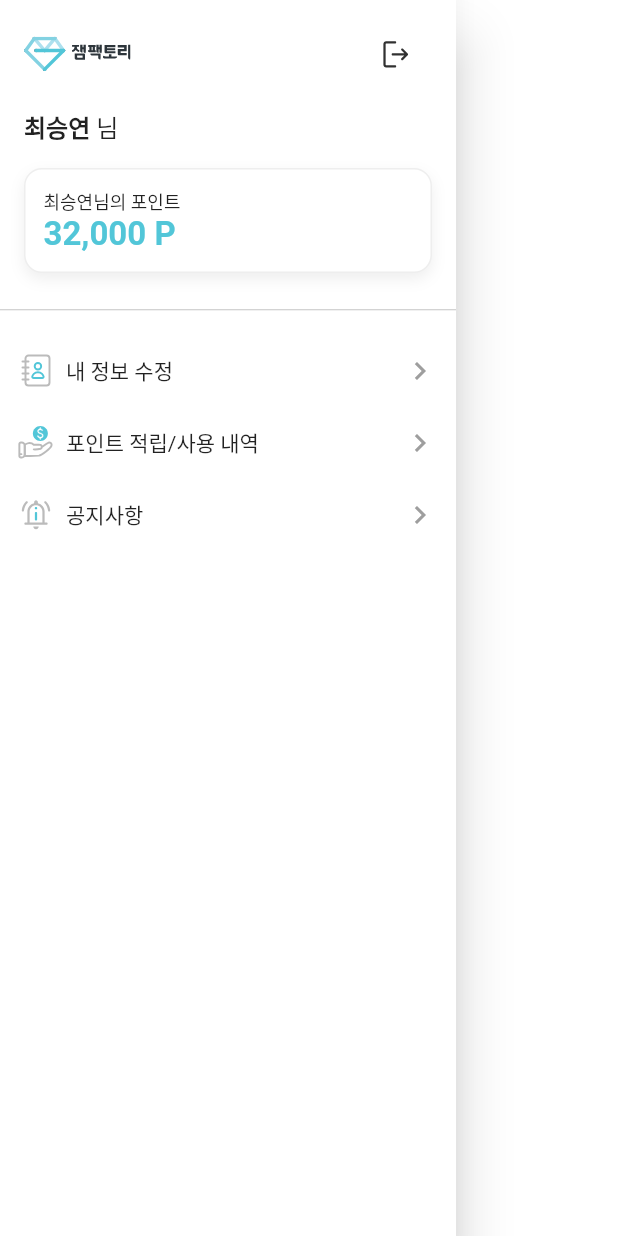
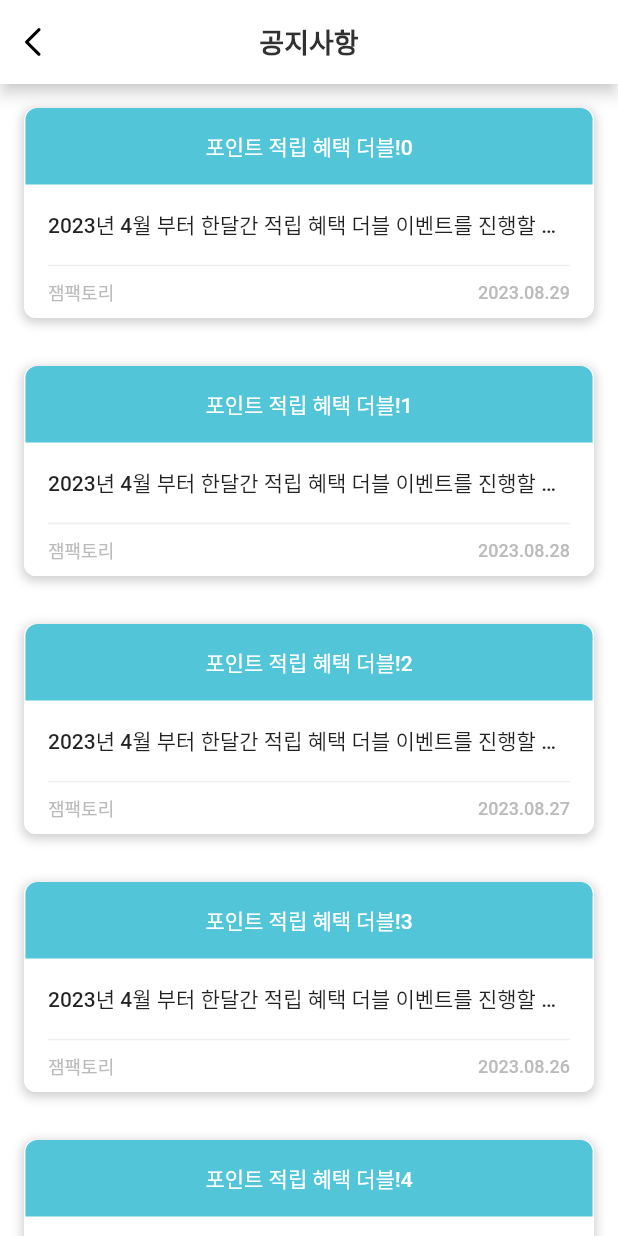
Before and after one commit to Eden0622/gemirawn_tutorial, a Flutter app: the DrawerMenu widget shown alone on an empty page, opened directly, after a tap on "공지사항", on a phone screen of 412 x 824 dp. Run offline on Flutter 3.47's test engine with Material 2 defaults, Android fonts, the phone set to English and light mode, and no system bars; our stand-ins replace easy_rich_text, flutter_native_splash, flutter_svg; missing offline and left inert: kpostal; Roboto replaces fonts that are missing (Pretendard).

Commit message:
8/29 commit

```diff
--- /dev/null
+++ b/lib/board/board.dart
@@ -0,0 +1,61 @@
+import 'package:flutter/material.dart';
+import 'package:flutter_svg/svg.dart';
+import 'package:gemirawn_tutorial/board/board_list.dart';
+import 'package:gemirawn_tutorial/data/models/notice.dart';
+
+import '../config/constants.dart';
+import '../home/home.dart';
+
+class Board extends StatefulWidget {
+  const Board({super.key});
+
+  List<Notice> get boardList => noticeList;
+
+  @override
+  State<Board> createState() => _BoardState();
+}
+
+class _BoardState extends State<Board> {
+  @override
+  void initState() {
+    super.initState();
+    for (int i = 0; i < noticeList.length; i++) {
+      final Notice notice = noticeList[i];
+      const SizedBox(height: 16);
+      /*if(i % 2 == 0) {
+
+      } else if(i % 2 == 1) {
+
+      }*/
+    }
+  }
+
+  @override
+  Widget build(BuildContext context) {
+    return Scaffold(
+        appBar: AppBar(
+          title: const Text('공지사항', style: TextStyle(color: blackColor, fontSize: 18, fontWeight: FontWeight.w700)),
+          centerTitle: true,
+          leading: IconButton(
+            icon: SvgPicture.asset('assets/icon/appbar_prev_icon.svg'),
+            color: blackColor,
+            onPressed: () {
+              Navigator.push(context, MaterialPageRoute(builder: (context) => const Home()));
+            },
+          ),
+        ),
+        body: Column(
+          children: [
+            Expanded(
+              child: ListView.builder(
+                  itemCount: noticeList.length,
+                  itemBuilder: (context, index) {
+                    return BoardList(
+                      notice: noticeList[index],
+                    );
+                  }),
+            ),
+          ],
+        ));
+  }
+}
--- /dev/null
+++ b/lib/board/board_list.dart
@@ -0,0 +1,87 @@
+import 'package:flutter/material.dart';
+import 'package:gemirawn_tutorial/board/board_view.dart';
+import 'package:gemirawn_tutorial/config/constants.dart';
+import 'package:intl/intl.dart';
+
+import '../data/models/notice.dart';
+
+class BoardList extends StatelessWidget {
+  const BoardList({super.key, required this.notice});
+
+  final Notice notice;
+
+  @override
+  Widget build(BuildContext context) {
+    return Padding(
+      padding: const EdgeInsets.all(16.0),
+      child: GestureDetector(
+        onTap: (){
+          Navigator.push(context, MaterialPageRoute(builder: (context) => const BoardView()));
+        },
+        child: Container(
+          decoration: ShapeDecoration(
+            color: Colors.white,
+            shape: RoundedRectangleBorder(borderRadius: BorderRadius.circular(8)),
+            shadows: [
+              BoxShadow(
+                color: const Color(0x26121212).withOpacity(0.2),
+                blurRadius: 5,
+                offset: const Offset(0, 2),
+                spreadRadius: 1,
+              )
+            ],
+          ),
+          child: Column(
+            children: [
+              Container(
+                padding: const EdgeInsets.symmetric(horizontal: 120, vertical: 15),
+                decoration: const BoxDecoration(
+                  color: primaryColor,
+                  borderRadius: BorderRadius.only(
+                    topLeft: Radius.circular(8),
+                    topRight: Radius.circular(8)
+                  )
+                ),
+                child: Text('${notice.notice_title}',
+                  style: const TextStyle( fontSize: 14, fontWeight: FontWeight.w500, color: Colors.white),),
+                //decoration: ,
+              ),
+              Container(
+                padding: const EdgeInsets.all(16),
+                child: Text('${notice.notice_content}',
+                  overflow: TextOverflow.ellipsis,
+                  style: const TextStyle(fontSize: 14, fontWeight: FontWeight.w500),),
+              ),
+              const Divider(height: 2, indent: 16, endIndent: 16, color: Color(0xFFefefef),thickness: 1,),
+              Container(
+                padding: const EdgeInsets.symmetric(horizontal: 16, vertical: 8),
+                decoration: const BoxDecoration(
+                    color: Colors.white,
+                    borderRadius: BorderRadius.only(
+                        bottomLeft: Radius.circular(8),
+                        bottomRight: Radius.circular(8)
+                    )
+                ),
+                child: Row(
+                  mainAxisAlignment: MainAxisAlignment.spaceBetween,
+                  children: [
+                    Text('${notice.store}',
+                      style: const TextStyle(
+                      fontSize: 12, fontWeight: FontWeight.w500, color: color1
+                    ),),
+                    Text(
+                        DateFormat('yyyy.MM.dd').format(notice.date),
+                      style: const TextStyle(
+                          fontSize: 12, fontWeight: FontWeight.w500, color: color1)
+                    )
+                  ],
+                ),
+              ),
+              //SizedBox(height: 16,),
+            ],
+          ),
+        ),
+      ),
+    );
+  }
+}
--- a/lib/config/constants.dart
+++ b/lib/config/constants.dart
@@ -11,7 +11,7 @@ const Color color5 = Color(0xFF6B6B6B);
 
 // 박스 데코레이션 클래스
 class MyBoxDecoration {
-  static BoxDecoration myBoxDecoration({Color? color, Color? borderColor}) {
+  static BoxDecoration myBoxDecoration() {
     return BoxDecoration(
           border: Border.all(color: color3),
           borderRadius: BorderRadius.circular(12),
--- /dev/null
+++ b/lib/data/models/notice.dart
@@ -0,0 +1,47 @@
+//공지사항 클래스 정의
+import 'package:flutter/material.dart';
+
+class Notice {
+  static const int typeEven = 0;
+  static const int typeOdd = 1;
+
+  final String notice_title;
+  final String notice_content;
+  final String store;
+  final DateTime date;
+  final int notice_type;
+
+  Notice({
+    required this.notice_title,
+    required this.notice_content,
+    required this.store,
+    required this.date,
+    required this.notice_type
+  });
+}
+
+final List<Notice> noticeList = List.generate(30,
+        (index) =>
+        Notice(
+            notice_title: '포인트 적립 혜택 더블!$index',
+            notice_content: '2023년 4월 부터 한달간 적립 혜택 더블 이벤트를 진행할 예정입니다. 일부 매장은 적용되지 않으므로 사용시 주의 하시기 바랍니다.\n'
+                '적용 매장\n'
+                '- 재미로운 강남지점\n'
+                '- 재미로운 영등포지점\n'
+                '- 재미로운 인천 트리플 지점\n'
+                '- 재미로운 인천 트리플 지점\n'
+                '- 재미로운 인천 트리플 지점\n'
+                '- 재미로운 인천 트리플 지점\n'
+                '- 재미로운 인천 트리플 지점\n'
+                '- 재미로운 인천 트리플 지점\n'
+                '- 재미로운 인천 트리플 지점\n'
+                '- 재미로운 인천 트리플 지점\n'
+                '- 재미로운 인천 트리플 지점',
+            store: '잼팩토리',
+            date: DateTime.now().subtract(Duration(days: index)),
+            notice_type: index.isEven ? Notice.typeEven : Notice.typeOdd)
+);
+
+
+//isOdd : 홀수
+//isEven : 짝수
--- a/lib/home/drawer_menu.dart
+++ b/lib/home/drawer_menu.dart
@@ -1,6 +1,7 @@
 import 'package:flutter/material.dart';
 import 'package:flutter_svg/svg.dart';
 
+import '../board/board.dart';
 import '../point/use_point.dart';
 
 class DrawerMenu extends StatelessWidget {
@@ -90,7 +91,9 @@ class DrawerMenu extends StatelessWidget {
             ),
           ),
           GestureDetector(
-            onTap: () {},
+            onTap: () {
+              Navigator.push(context, MaterialPageRoute(builder: (context) => const Board()));
+            },
             child: Container(
               padding: const EdgeInsets.all(12),
               child: Row(
--- a/lib/point/use_point.dart
+++ b/lib/point/use_point.dart
@@ -69,7 +69,7 @@ class _UsePointState extends State<UsePoint> {
           Container(
             padding: const EdgeInsets.all(12),
             margin: const EdgeInsets.all(16),
-            decoration: MyBoxDecoration.myBoxDecoration(color: Colors.white, borderColor: color3),
+            decoration: MyBoxDecoration.myBoxDecoration(),
             child: const Row(
               mainAxisAlignment: MainAxisAlignment.spaceBetween,
               children: [
```
Also changed, not shown: lib/board/board_view.dart (added, +67 -0 lines), lib/config/appbar.dart (added, +22 -0 lines), lib/main.dart (+21 -13 lines), assets/images/board.svg (added).
